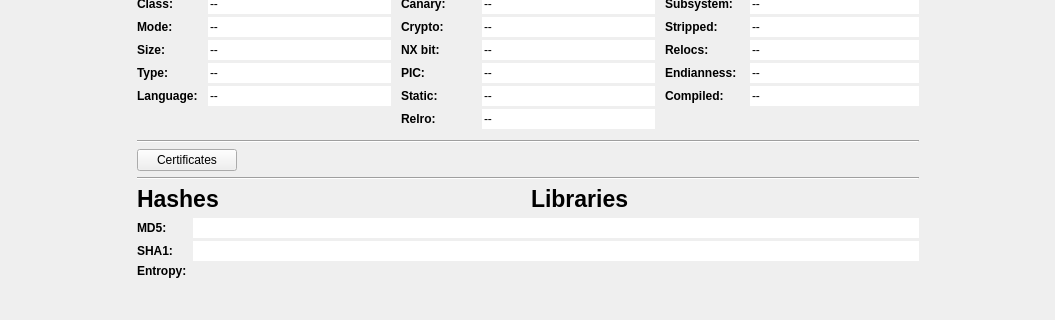
Qt form src/widgets/Dashboard.ui (rizinorg/cutter) before a commit; both pictures show x 0 to 1055 and y 160 to 480 of the 1055 by 999 pixel window.
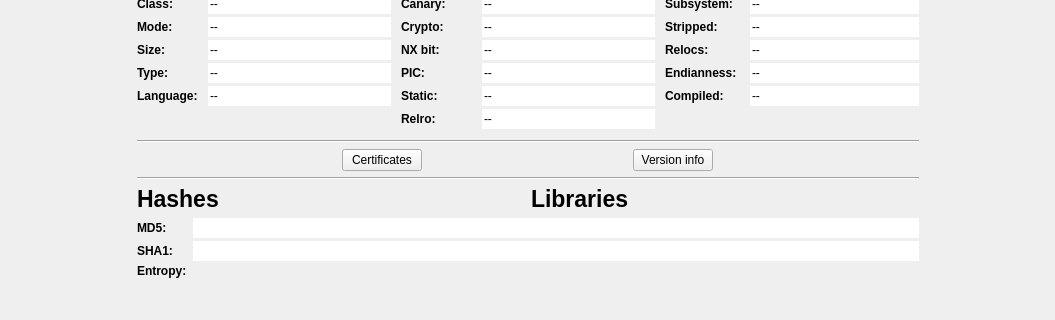
The same form after that commit.

```diff
--- a/src/widgets/Dashboard.ui
+++ b/src/widgets/Dashboard.ui
@@ -867,17 +867,37 @@
             </widget>
            </item>
            <item>
+            <layout class="QHBoxLayout" name="horizontalLayout_7">
+             <item>
             <widget class="QPushButton" name="certificateButton">
-             <property name="maximumSize">
-              <size>
-               <width>100</width>
-               <height>167</height>
-              </size>
+               <property name="enabled">
+                <bool>true</bool>
+               </property>
+               <property name="sizePolicy">
+                <sizepolicy hsizetype="Maximum" vsizetype="Fixed">
+                 <horstretch>0</horstretch>
+                 <verstretch>0</verstretch>
+                </sizepolicy>
              </property>
              <property name="text">
               <string>Certificates</string>
              </property>
             </widget>
+             </item>
+             <item>
+              <widget class="QPushButton" name="versioninfoButton">
+               <property name="sizePolicy">
+                <sizepolicy hsizetype="Maximum" vsizetype="Fixed">
+                 <horstretch>0</horstretch>
+                 <verstretch>0</verstretch>
+                </sizepolicy>
+               </property>
+               <property name="text">
+                <string>Version info</string>
+               </property>
+              </widget>
+             </item>
+            </layout>
            </item>
            <item>
             <widget class="Line" name="line_2">
```
Lines whose indentation alone changed are shown as unchanged.
